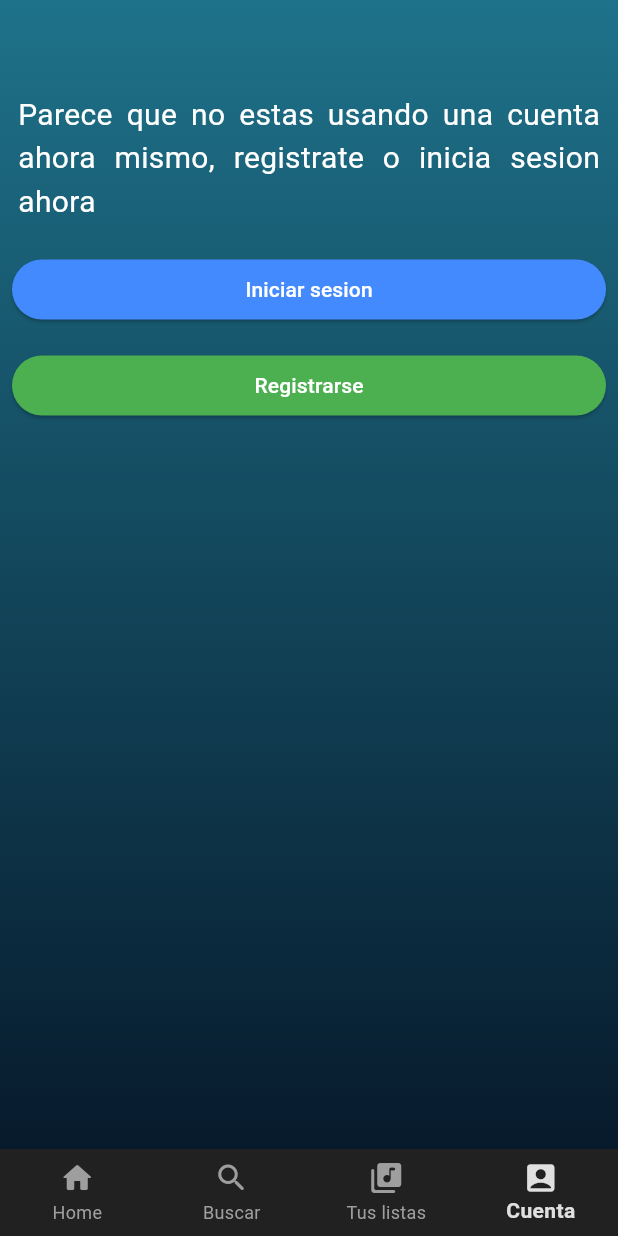
After one commit to 4dominic888/tidal-wave, a Flutter app: the screen it shows after launch, item 4 of the bottom bar chosen, after a tap on "Iniciar sesion", on a phone screen of 412 x 824 dp. The commit adds this screen. Run offline on Flutter 3.47's test engine with Material 3 defaults, Android fonts, the phone set to English and light mode, and no system bars; our stand-ins replace audio_video_progress_bar, cached_network_image, cloud_firestore, firebase_auth, firebase_core, flutter_bloc and 5 more; missing offline and left inert: super_tooltip; accounts and stored records are empty.

Commit message:
home page con algunas navegaciones

```diff
--- /dev/null
+++ b/lib/modules/home_page/screens/home_page_screen.dart
@@ -0,0 +1,90 @@
+import 'package:flutter/material.dart';
+import 'package:flutter_bloc/flutter_bloc.dart';
+import 'package:tidal_wave/bloc/music_cubit.dart';
+import 'package:tidal_wave/modules/autenticacion_usuario/screens/login_screen.dart';
+import 'package:tidal_wave/modules/autenticacion_usuario/screens/register_screen.dart';
+import 'package:tidal_wave/modules/home_page/screens/tw_account_nav.dart';
+import 'package:tidal_wave/modules/home_page/screens/tw_home_nav.dart';
+import 'package:tidal_wave/modules/lista_musica/widgets/tw_drawer.dart';
+
+class HomePageScreen extends StatefulWidget {
+  const HomePageScreen({super.key});
+
+  @override
+  State<HomePageScreen> createState() => _HomePageScreenState();
+}
+
+class _HomePageScreenState extends State<HomePageScreen> {
+
+  final GlobalKey<ScaffoldState> _scaffoldKey = GlobalKey<ScaffoldState>();
+
+
+  int _selectedIndex = 0;
+
+  Widget _currentScreen(int index){
+    switch (index) {
+      case 0: return const TWHomeNav();
+      case 1: return const Center(child: Icon(Icons.search));
+      case 2: return const Center(child: Icon(Icons.library_music));
+      case 3: return const TWAccountNav();
+      default: return const SizedBox.shrink();
+    }
+  }
+
+  final List<Map<String, Icon>> _titleArray = [
+    {'Home': const Icon(Icons.home_rounded)},
+    {'Buscar': const Icon(Icons.search_rounded)},
+    {'Tus listas': const Icon(Icons.library_music_rounded)},
+    {'Cuenta': const Icon(Icons.account_box)}
+  ];
+
+  @override
+  Widget build(BuildContext context) {
+    return Scaffold(
+      key: _scaffoldKey,
+      extendBodyBehindAppBar: true,
+      appBar: AppBar(
+        automaticallyImplyLeading: false,
+        centerTitle: true,
+        iconTheme: const IconThemeData(color: Colors.white),
+        backgroundColor: Colors.grey.shade900.withOpacity(0.6),
+        toolbarHeight: 0,
+        elevation: 0,
+      ),
+        drawer: TWDrawer(options: [
+          {"Iniciar sesion": (){
+            context.read<MusicCubit>().stopMusic(()=>setState((){}));
+            Navigator.push(context, MaterialPageRoute(builder: (context) => const LoginScreen()));
+          }},
+          {"Registrarse": () {
+            context.read<MusicCubit>().stopMusic(()=>setState((){}));
+            Navigator.push(context, MaterialPageRoute(builder: (context) => const RegisterScreen()));
+          }
+          },
+        ]),
+      bottomNavigationBar: BottomNavigationBar(
+        type: BottomNavigationBarType.fixed,
+        currentIndex: _selectedIndex,
+        backgroundColor: Colors.grey.shade900,
+        unselectedItemColor: Colors.grey,
+        selectedItemColor: Colors.grey.shade300,
+        selectedLabelStyle: const TextStyle(fontWeight: FontWeight.bold),
+        unselectedLabelStyle: const TextStyle(fontWeight: FontWeight.normal),
+        onTap: (value) => setState(() => _selectedIndex = value),
+        items: _titleArray.map((e) => BottomNavigationBarItem(icon: e.values.first, label: e.keys.first)).toList(),
+      ),
+      body: Container(
+        padding: const EdgeInsets.only(top: 10),
+        height: double.infinity,
+        width: double.infinity,
+        decoration: const BoxDecoration(
+          gradient: LinearGradient(
+            begin: Alignment.topCenter,
+            end: Alignment.bottomCenter,
+            colors: [Color.fromARGB(255, 30, 114, 138),Color(0xFF071A2C)]
+          )
+        ),
+        child: _currentScreen(_selectedIndex)),
+    );
+  }
+}
--- /dev/null
+++ b/lib/modules/home_page/screens/tw_account_nav.dart
@@ -0,0 +1,131 @@
+import 'package:flutter/material.dart';
+import 'package:flutter_bloc/flutter_bloc.dart';
+import 'package:tidal_wave/bloc/user_cubit.dart';
+import 'package:tidal_wave/modules/autenticacion_usuario/classes/tw_user.dart';
+
+class TWAccountNav extends StatelessWidget {
+
+  const TWAccountNav({super.key});
+
+  static List<Map<String, String>> userFields = [
+    {'Tipo de usuario': 'Artista'},
+    {'Email': 'pepeasd@gmail.com.pe'},
+    {'Unido desde': 'Alguna fecha'},
+
+  ];
+
+  @override
+  Widget build(BuildContext context) {
+    return BlocBuilder<UserCubit, TWUser?>(
+      builder: (context, snapshot) {
+        return SingleChildScrollView(
+          child: snapshot != null ? Column(
+            children: [
+              const SizedBox(height: 40),
+              CircleAvatar(
+                radius: 50,
+                backgroundColor: Colors.grey.shade400,
+              ),
+
+              const SizedBox(height: 10),
+
+              const Text(
+                '# Pepito Juarez',
+                style: TextStyle(
+                  fontSize: 20,
+                  color: Colors.white,
+                  fontWeight: FontWeight.bold,
+                ),
+              ),
+
+              const SizedBox(height: 5),
+
+              Padding(
+                padding: const EdgeInsets.all(16.0),
+                child: Table(
+                  border: TableBorder(
+                    verticalInside: BorderSide(
+                      color: Colors.grey.shade100.withOpacity(0.1)
+                    )
+                  ),
+                  children: userFields.map((e) => TableRow(
+                    decoration: BoxDecoration(
+                      color: Colors.black.withOpacity(0.4),
+                      border: Border.all(color: Colors.grey.shade100.withOpacity(0.1))
+                    ),
+                    children: [
+                      Padding(
+                        padding: const EdgeInsets.all(8.0),
+                        child: Text(e.keys.first, style: const TextStyle(color: Colors.white)),
+                      ),
+                      Padding(
+                        padding: const EdgeInsets.all(8.0),
+                        child: Text(e.values.first, style: const TextStyle(color: Colors.white)),
+                      ),
+                    ]
+                  )).toList(),
+                ),
+              ),
+
+              Wrap(
+                runSpacing: 10,
+                spacing: 10,
+                alignment: WrapAlignment.center,
+                children: [
+                  ElevatedButton(onPressed: (){}, style: ElevatedButton.styleFrom(
+                    backgroundColor: Colors.green,
+                    foregroundColor: Colors.white
+                  ), child: const Text('Cambiar contraseña')),
+
+                  ElevatedButton(onPressed: (){}, style: ElevatedButton.styleFrom(
+                    backgroundColor: Colors.blueAccent,
+                    foregroundColor: Colors.white
+                  ), child: const Text('Editar cuenta')),
+
+                  ElevatedButton(onPressed: (){}, style: ElevatedButton.styleFrom(
+                    backgroundColor: Colors.red,
+                    foregroundColor: Colors.white
+                  ), child: const Text('Salir de la cuenta')),
+                ],
+              )
+
+            ],
+          ) : Column(
+            crossAxisAlignment: CrossAxisAlignment.stretch,
+            children: [
+              const SizedBox(height: 40),
+
+              const Padding(
+                padding: EdgeInsets.all(12.0),
+                child: Text(
+                  'Parece que no estas usando una cuenta ahora mismo, registrate o inicia sesion ahora',
+                  textAlign: TextAlign.justify,
+                  style: TextStyle(
+                    fontSize: 20,
+                    color: Colors.white,
+                  ),
+                ),
+              ),
+
+              Padding(
+                padding: const EdgeInsets.all(8.0),
+                child: ElevatedButton(onPressed: (){}, style: ElevatedButton.styleFrom(
+                  backgroundColor: Colors.blueAccent,
+                  foregroundColor: Colors.white
+                ), child: const Text('Iniciar sesion')),
+              ),
+
+              Padding(
+                padding: const EdgeInsets.all(8.0),
+                child: ElevatedButton(onPressed: (){}, style: ElevatedButton.styleFrom(
+                  backgroundColor: Colors.green,
+                  foregroundColor: Colors.white
+                ), child: const Text('Registrarse')),
+              ),
+            ]
+          ),
+        );
+      }
+    );
+  }
+}
--- /dev/null
+++ b/lib/modules/home_page/screens/tw_home_nav.dart
@@ -0,0 +1,93 @@
+import 'package:flutter/material.dart';
+import 'package:tidal_wave/modules/reproductor_musica/widgets/media_meta_data.dart';
+
+class TWHomeNav extends StatelessWidget {
+  const TWHomeNav({super.key});
+
+  @override
+  Widget build(BuildContext context) {
+
+    return SingleChildScrollView(
+      child: Column(
+        children: [
+          Container(
+            decoration: const BoxDecoration(
+              gradient: LinearGradient(colors: [Colors.blueAccent, Colors.pink]),
+              boxShadow: [
+                BoxShadow(
+                  color: Colors.black45,
+                  spreadRadius: 10,
+                  blurRadius: 20,
+                )
+              ]
+            ),
+            width: MediaQuery.of(context).size.width,
+            height: 300,
+              child: Column(
+                mainAxisAlignment: MainAxisAlignment.end,
+                children: [
+                  const Text('Algun anuncio',
+                    style: TextStyle(
+                      color: Colors.white,
+                      fontSize: 30,
+                      fontWeight: FontWeight.bold
+                    )
+                  ),
+
+                  const SizedBox(height: 10),
+
+                  const Text('Alguna descripcion adicional sobre el anuncio a presentar...',
+                    textAlign: TextAlign.center,
+                    style: TextStyle(
+                      color: Colors.white,
+                      fontSize: 15
+                    )
+                  ),
+
+                  const SizedBox(height: 10),
+
+                  ElevatedButton(
+                    onPressed: (){},
+                    child: const Text('Some action button')
+                  ),
+                  TextButton(onPressed: (){}, child: const Text('Another action', style: TextStyle(color: Colors.white, fontWeight: FontWeight.bold)))
+                ],
+              )
+          ),
+
+          const SizedBox(height: 30),
+
+          const Text('Musicas destacadas', style: TextStyle(color: Colors.white, fontWeight: FontWeight.bold, fontSize: 20)),
+          const SizedBox(height: 10),
+
+          SingleChildScrollView(
+            scrollDirection: Axis.horizontal,
+            child: Wrap(
+              children: List.generate(8, (_) =>
+                Padding(
+                  padding: const EdgeInsets.only(left: 20, right: 20),
+                  child: Material(
+                    color: Colors.transparent,
+                    child: InkWell(
+                      onTap: (){},
+                      highlightColor: Colors.white,
+                      child: const MediaMetaData(
+                        sizePercent: 0.5,
+                          title: 'title',
+                          artist: 'artist',
+                          color: Colors.white
+                        ),
+                    ),
+                  ),
+                ),
+              ),
+            ),
+          ),
+
+          const SizedBox(height: 10),
+          const Text('Under in construction...', style: TextStyle(color: Colors.white, fontSize: 20)),
+        ],
+      ),
+    );
+  }
+}
--- a/lib/modules/lista_musica/screens/lista_musica_screen.dart
+++ b/lib/modules/lista_musica/screens/lista_musica_screen.dart
@@ -4,12 +4,9 @@ import 'package:just_audio/just_audio.dart';
 import 'package:just_audio_background/just_audio_background.dart';
 import 'package:tidal_wave/bloc/music_cubit.dart';
 import 'package:tidal_wave/bloc/play_list_cubit.dart';
-import 'package:tidal_wave/modules/autenticacion_usuario/screens/login_screen.dart';
-import 'package:tidal_wave/modules/autenticacion_usuario/screens/register_screen.dart';
 import 'package:tidal_wave/modules/lista_musica/widgets/icon_button_music.dart';
 import 'package:tidal_wave/modules/lista_musica/widgets/mini_music_player.dart';
 import 'package:tidal_wave/modules/lista_musica/widgets/music_item.dart';
-import 'package:tidal_wave/modules/lista_musica/widgets/tw_drawer.dart';
 import 'package:tidal_wave/modules/lista_musica/widgets/text_field_find.dart';
 import 'package:tidal_wave/modules/lista_musica/widgets/title_container.dart';
 import 'package:tidal_wave/modules/reproductor_musica/classes/musica.dart';
@@ -26,22 +23,11 @@ class ListaMusicaScreen extends StatefulWidget {
 class _ListaMusicaScreenState extends State<ListaMusicaScreen> {
 
   final ScrollController _scrollController = ScrollController();
-  final GlobalKey<ScaffoldState> _scaffoldKey = GlobalKey<ScaffoldState>();
   bool _isScrolled = false;
   late List<Music> _list;
 
   List<Widget> _appBarWidgets(){
     return [
-      const SizedBox(width: 10),
-
-      IconButtonUIMusic(
-        borderColor: Colors.blue.shade400.withAlpha(50),
-        borderSize: 4.0,
-        fillColor: Colors.transparent,
-        icon: const Icon(Icons.menu, size: 25, color: Colors.white),
-        onTap: () => _scaffoldKey.currentState!.openDrawer()
-      ),
-
       const SizedBox(width: 5),
 
       Expanded(
@@ -108,18 +94,6 @@ class _ListaMusicaScreenState extends State<ListaMusicaScreen> {
   @override
   Widget build(BuildContext context) {
     return Scaffold(
-      key: _scaffoldKey,
-      drawer: TWDrawer(options: [
-        {"Iniciar sesion": (){
-          context.read<MusicCubit>().stopMusic(()=>setState((){}));
-          Navigator.push(context, MaterialPageRoute(builder: (context) => const LoginScreen()));
-        }},
-        {"Registrarse": () {
-          context.read<MusicCubit>().stopMusic(()=>setState((){}));
-          Navigator.push(context, MaterialPageRoute(builder: (context) => const RegisterScreen()));
-        }
-        },
-      ]),
       extendBodyBehindAppBar: true,
       appBar: AppBar(
         automaticallyImplyLeading: false,
```
